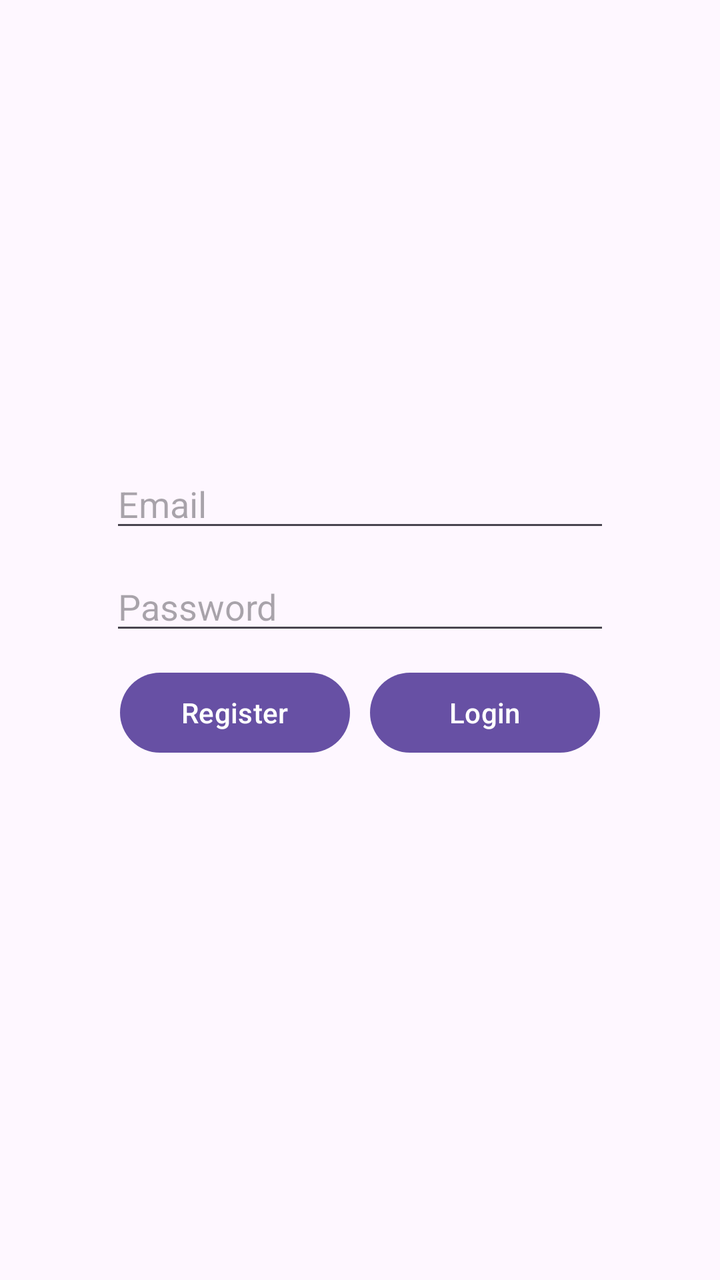
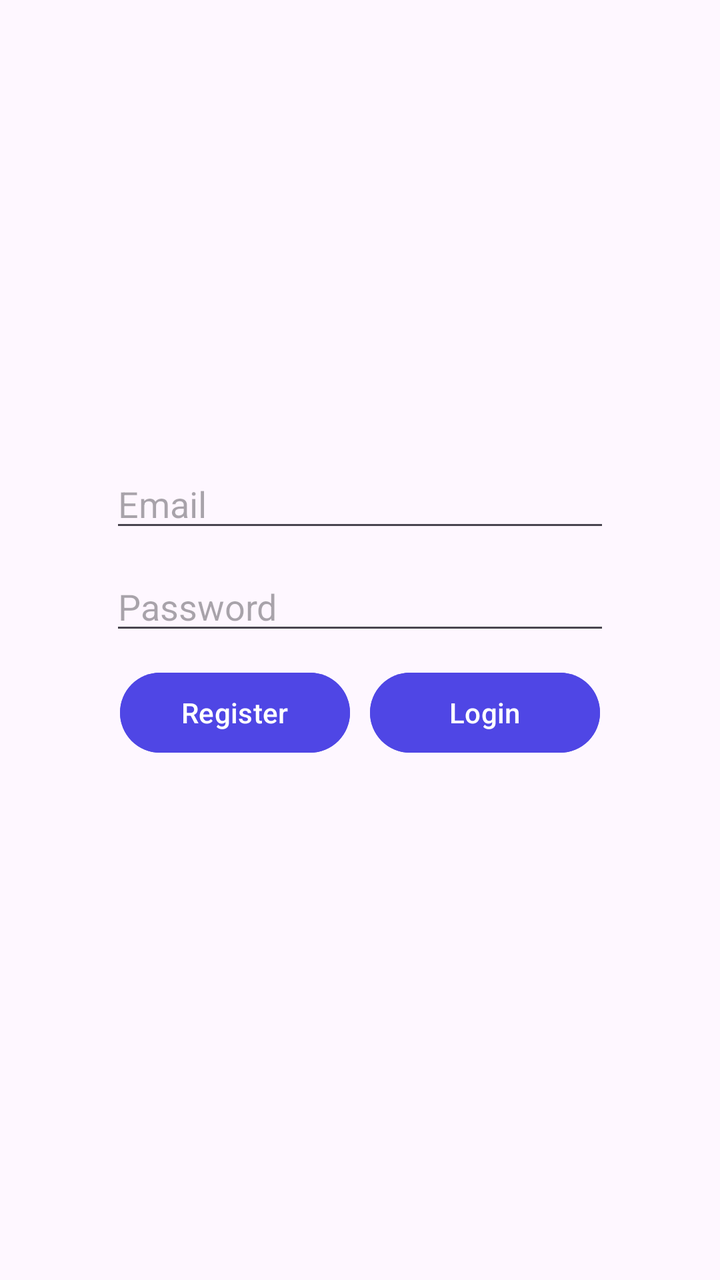

Screens rendered from an Android XML layout before and after an edit, with the pre-edit source and the edit as a unified diff.
<!-- AndroidManifest.xml: application theme Theme.MediTrack -->
<!-- res/layout/activity_login.xml -->
<?xml version="1.0" encoding="utf-8"?>
<LinearLayout xmlns:android="http://schemas.android.com/apk/res/android"
    android:id="@+id/main"
    android:layout_width="match_parent"
    android:layout_height="match_parent"
    android:orientation="vertical"
    android:gravity="center"
    android:padding="24dp">

    <LinearLayout
        android:layout_width="300dp"
        android:layout_height="wrap_content"
        android:orientation="vertical"
        android:layout_marginBottom="30dp">

        
        <EditText
            android:layout_width="250dp"
            android:layout_height="wrap_content"
            android:id="@+id/emailText"
            android:hint="Email"
            android:inputType="textEmailAddress"
            android:layout_marginBottom="10dp"
            android:layout_gravity="center" />

        
        <EditText
            android:layout_width="250dp"
            android:layout_height="wrap_content"
            android:id="@+id/passwordText"
            android:hint="Password"
            android:inputType="textPassword"
            android:layout_marginBottom="10dp"
            android:layout_gravity="center" />

        <LinearLayout
            android:layout_width="match_parent"
            android:layout_height="wrap_content"
            android:orientation="horizontal"
            android:gravity="center">

            
            <Button
                android:layout_width="115dp"
                android:layout_height="wrap_content"
                android:id="@+id/goToRegisterBtn"
                android:text="Register"
                android:layout_marginRight="5dp"/>

            
            <Button
                android:layout_width="115dp"
                android:layout_height="wrap_content"
                android:id="@+id/loginBtn"
                android:text="Login"
                android:layout_marginLeft="5dp"/>

        </LinearLayout>

    </LinearLayout>

</LinearLayout>
<!-- resources referenced by this layout -->
<resources>
  <style name="Theme.MediTrack" parent="Base.Theme.MediTrack" />
  <style name="Base.Theme.MediTrack" parent="Theme.Material3.DayNight.NoActionBar">
          
          
      </style>
</resources>

<!-- the commit's change to res/layout/activity_login.xml (unified diff, before → after) -->
@@ -45,7 +45,8 @@
                 android:layout_height="wrap_content"
                 android:id="@+id/goToRegisterBtn"
                 android:text="Register"
-                android:layout_marginRight="5dp"/>
+                android:layout_marginRight="5dp"
+                android:backgroundTint="#4F46E5"/>
 
             
             <Button
@@ -53,7 +54,8 @@
                 android:layout_height="wrap_content"
                 android:id="@+id/loginBtn"
                 android:text="Login"
-                android:layout_marginLeft="5dp"/>
+                android:layout_marginLeft="5dp"
+                android:backgroundTint="#4F46E5"/>
 
         </LinearLayout>
 
